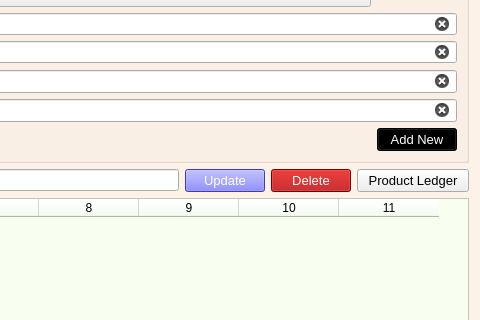
This is ui/product1.ui in ansarul543/pos-inventory as Qt 5 draws it before an edit; both pictures show x 673 to 1153 and y 89 to 409 of the 1153 by 565 pixel window. The edited form follows.
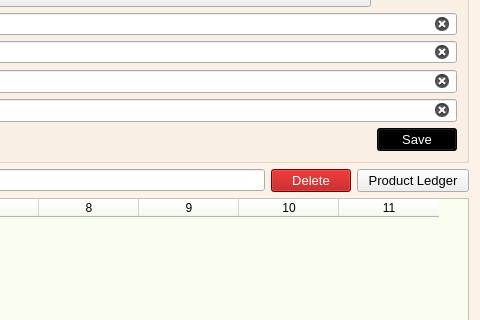
This is the edited form.

Patch:
```diff
--- a/ui/product1.ui
+++ b/ui/product1.ui
@@ -402,7 +402,10 @@
 color: rgb(255, 255, 255);</string>
         </property>
         <property name="text">
-         <string>Add New</string>
+         <string>Save</string>
+        </property>
+        <property name="shortcut">
+         <string>Return</string>
         </property>
        </widget>
       </item>
@@ -454,22 +457,6 @@
        </property>
       </widget>
      </item>
-     <item>
-      <widget class="QPushButton" name="updateb">
-       <property name="font">
-        <font>
-         <pointsize>10</pointsize>
-        </font>
-       </property>
-       <property name="styleSheet">
-        <string notr="true">background-color: rgb(85, 85, 255);
-color: rgb(255, 255, 255);</string>
-       </property>
-       <property name="text">
-        <string>Update</string>
-       </property>
-      </widget>
-     </item>
      <item>
       <widget class="QPushButton" name="deleteb">
        <property name="font">
```
